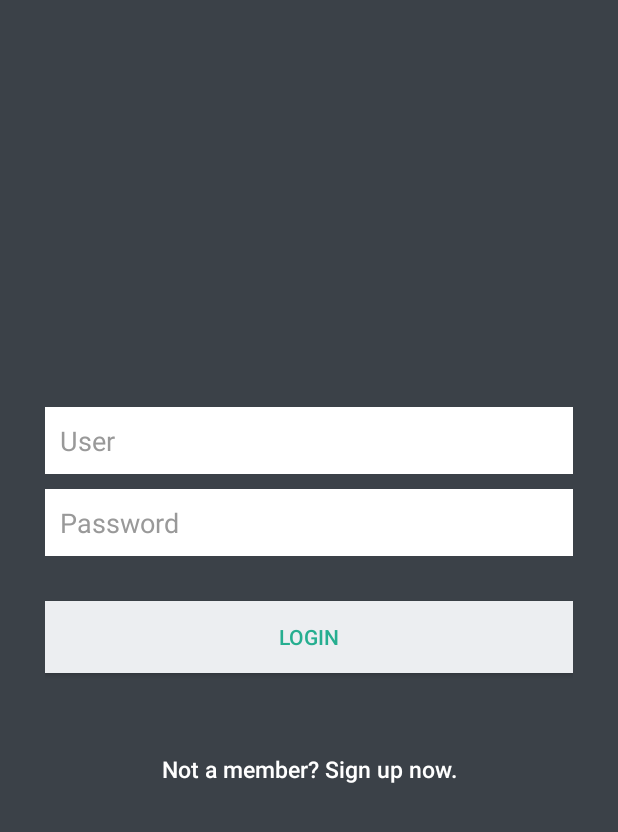
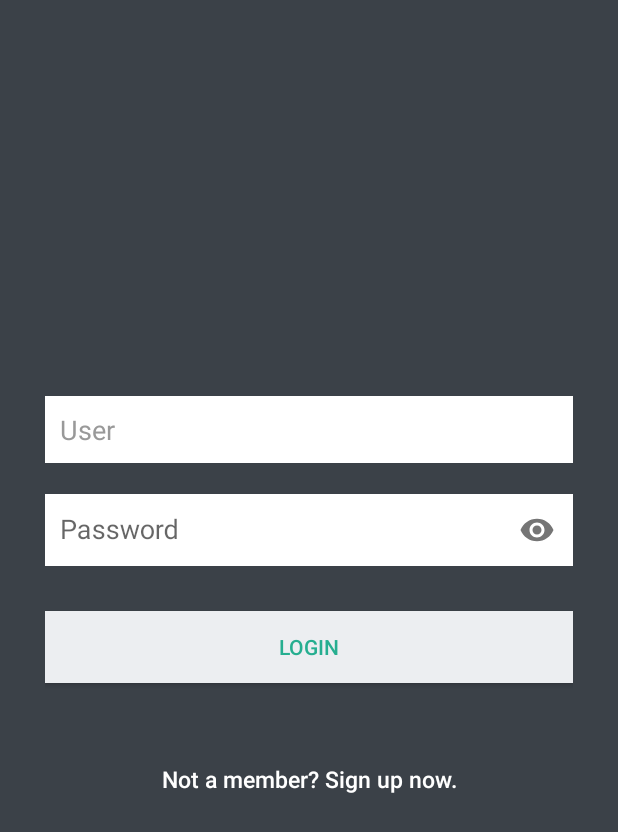
Before and after one commit to DanielAvelar/app-crud, an Android app: the screen it shows after launch (Login), on a phone screen of 412 x 824 dp. Shown: the top 832 px of the screen. Run offline under Robolectric (Android 15) with nearby library versions, the phone set to English and light mode, and no system bars.

Commit message:
Novas implementações

```diff
--- a/app/src/main/res/layout/login.xml
+++ b/app/src/main/res/layout/login.xml
@@ -2,10 +2,11 @@
 <LinearLayout xmlns:android="http://schemas.android.com/apk/res/android"
     android:layout_width="fill_parent"
     android:layout_height="fill_parent"
+    xmlns:app="http://schemas.android.com/apk/res-auto"
     android:gravity="center"
     android:orientation="vertical"
     android:background="@color/bg_login"
-    android:padding="10dp" >
+    android:padding="10dp">
 
     <LinearLayout
         android:layout_width="fill_parent"
@@ -28,18 +29,26 @@
             android:textColor="@color/input_login"
             android:textColorHint="@color/input_login_hint" />
 
-        <EditText
-            android:id="@+id/password"
+
+        <android.support.design.widget.TextInputLayout
             android:layout_width="fill_parent"
             android:layout_height="wrap_content"
+            app:passwordToggleEnabled="true">
+
+            <android.support.design.widget.TextInputEditText
+                android:layout_width="fill_parent"
+                android:layout_height="wrap_content"
+                android:inputType="textPassword"
+                android:id="@+id/password"
                 android:layout_marginBottom="10dp"
                 android:background="@color/white"
                 android:hint="@string/hint_password"
-            android:inputType="textPassword"
                 android:padding="10dp"
                 android:singleLine="true"
                 android:textColor="@color/input_login"
-            android:textColorHint="@color/input_login_hint" />
+                android:textColorHint="@color/input_login_hint"/>
+
+        </android.support.design.widget.TextInputLayout>
 
         <!-- Login Button -->
 
@@ -63,7 +72,7 @@
             android:text="@string/btn_link_to_register"
             android:textAllCaps="false"
             android:textColor="@color/white"
-            android:textSize="15dp" />
+            android:textSize="15sp" />
     </LinearLayout>
 
     <ProgressBar
--- a/app/src/main/res/values/colors.xml
+++ b/app/src/main/res/values/colors.xml
@@ -18,4 +18,5 @@
     <color name="btn_logut_bg">#ff6861</color>
     <color name="header_nav">#3b4148</color>
     <color name="body_nav">#5e6266</color>
+    <color name="text_black">#000000</color>
 </resources>
```
Also changed, not shown: app/src/main/java/br/com/AppCrud/MainActivity.java (+9 -3 lines). Lines whose indentation alone changed are shown as unchanged.
